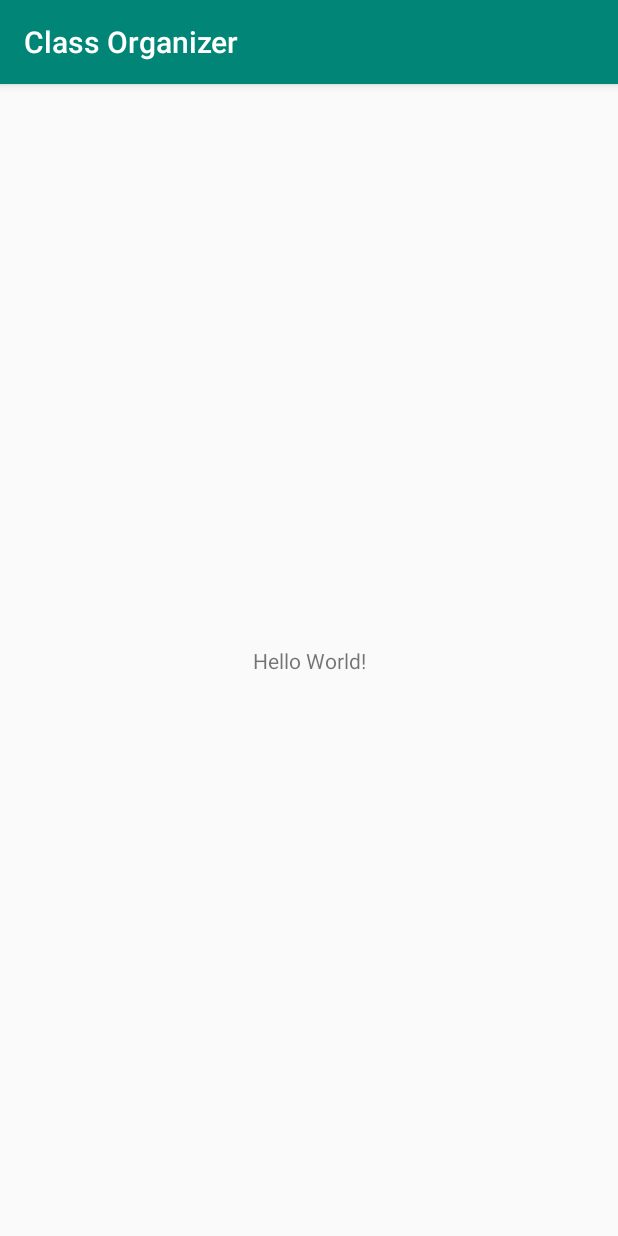
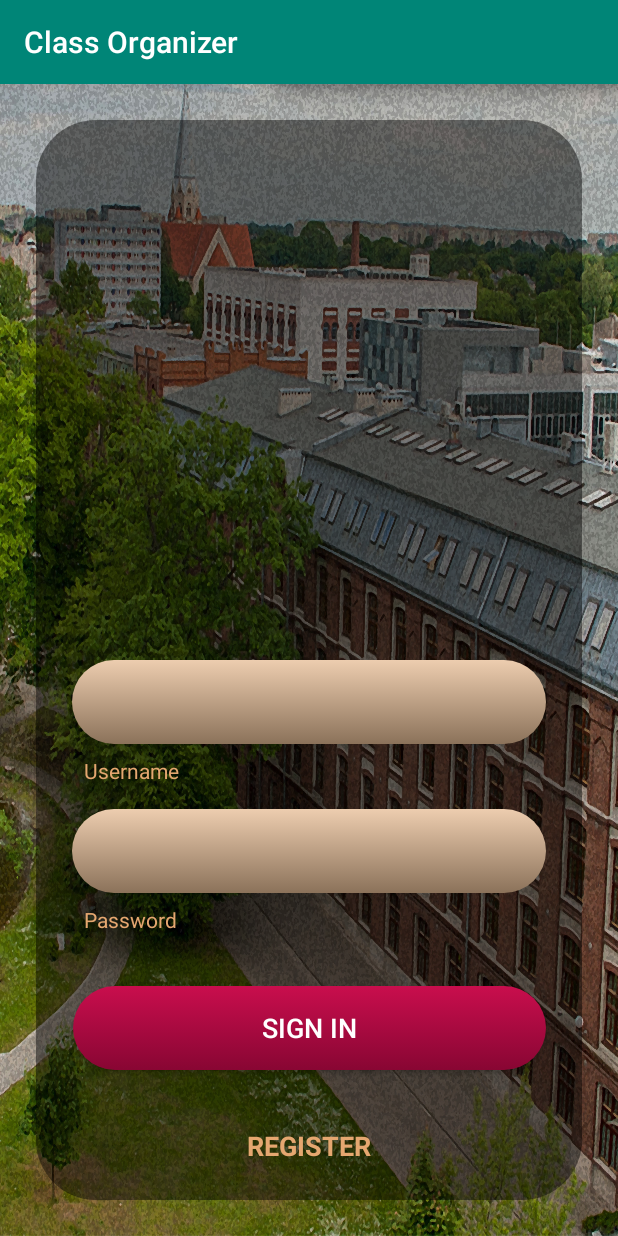
Before and after one commit to tarantula251/class-organizer, an Android app: the screen it shows after launch (MainActivity before the commit, LoginActivity after it), on a phone screen of 412 x 824 dp. Run offline under Robolectric (Android 15) with nearby library versions, the phone set to English and light mode, and no system bars.

Commit message:
Add files for login and register views

```diff
--- a/app/build.gradle
+++ b/app/build.gradle
@@ -26,4 +26,5 @@ dependencies {
     testImplementation 'junit:junit:4.12'
     androidTestImplementation 'androidx.test.ext:junit:1.1.1'
     androidTestImplementation 'androidx.test.espresso:espresso-core:3.2.0'
+    implementation 'pl.droidsonroids.gif:android-gif-drawable:1.2.3'
 }
--- /dev/null
+++ b/app/src/main/java/com/example/classorganizer/LoginActivity.java
@@ -0,0 +1,21 @@
+package com.example.classorganizer;
+
+import androidx.appcompat.app.AppCompatActivity;
+
+import android.content.Intent;
+import android.os.Bundle;
+import android.view.View;
+
+public class LoginActivity extends AppCompatActivity {
+
+    @Override
+    protected void onCreate(Bundle savedInstanceState) {
+        super.onCreate(savedInstanceState);
+        setContentView(R.layout.activity_login);
+    }
+
+    public void showRegister(View view) {
+        Intent intent = new Intent(this, RegisterActivity.class);
+        startActivity(intent);
+    }
+}
--- a/app/src/main/java/com/example/classorganizer/MainActivity.java
+++ /dev/null
@@ -1,14 +0,0 @@
-package com.example.classorganizer;
-
-import androidx.appcompat.app.AppCompatActivity;
-
-import android.os.Bundle;
-
-public class MainActivity extends AppCompatActivity {
-
-    @Override
-    protected void onCreate(Bundle savedInstanceState) {
-        super.onCreate(savedInstanceState);
-        setContentView(R.layout.activity_main);
-    }
-}
--- /dev/null
+++ b/app/src/main/res/drawable/input_field.xml
@@ -0,0 +1,10 @@
+<?xml version="1.0" encoding="utf-8"?>
+<selector xmlns:android="http://schemas.android.com/apk/res/android">
+    <item>
+        <shape android:shape="rectangle">
+            <corners android:radius="60px"></corners>
+            <size android:height="0.35in" android:width="2.5in"/>
+            <gradient android:startColor="#8B725A" android:angle="90" android:endColor="#EDCDAF"/>
+        </shape>
+    </item>
+</selector>
--- /dev/null
+++ b/app/src/main/res/drawable/shadow_box.xml
@@ -0,0 +1,9 @@
+<?xml version="1.0" encoding="utf-8"?>
+<selector xmlns:android="http://schemas.android.com/apk/res/android">
+    <item>
+        <shape android:shape="rectangle">
+            <solid android:color="#73000000"></solid>
+            <corners android:radius="60px"></corners>
+        </shape>
+    </item>
+</selector>
--- /dev/null
+++ b/app/src/main/res/drawable/submit_button.xml
@@ -0,0 +1,10 @@
+<?xml version="1.0" encoding="utf-8"?>
+<selector xmlns:android="http://schemas.android.com/apk/res/android">
+    <item>
+        <shape android:shape="rectangle">
+            <corners android:radius="60px"></corners>
+            <size android:height="0.35in" android:width="2in"/>
+            <gradient android:startColor="#880633" android:angle="90" android:endColor="#C90E4D"/>
+        </shape>
+    </item>
+</selector>
--- /dev/null
+++ b/app/src/main/res/layout/activity_login.xml
@@ -0,0 +1,134 @@
+<?xml version="1.0" encoding="utf-8"?>
+<androidx.constraintlayout.widget.ConstraintLayout xmlns:android="http://schemas.android.com/apk/res/android"
+    xmlns:app="http://schemas.android.com/apk/res-auto"
+    xmlns:tools="http://schemas.android.com/tools"
+    android:id="@+id/loginContent"
+    android:layout_width="match_parent"
+    android:layout_height="match_parent"
+    android:background="@drawable/login_background_image"
+    android:src="@drawable/login_background_image"
+    tools:context=".LoginActivity">
+
+    <androidx.constraintlayout.widget.ConstraintLayout
+        android:id="@+id/linearLayout"
+        android:layout_width="0dp"
+        android:layout_height="0dp"
+        android:layout_marginStart="24dp"
+        android:layout_marginTop="24dp"
+        android:layout_marginEnd="24dp"
+        android:layout_marginBottom="24dp"
+        android:background="@drawable/shadow_box"
+        android:gravity="bottom|center"
+        app:layout_constraintBottom_toBottomOf="parent"
+        app:layout_constraintEnd_toEndOf="parent"
+        app:layout_constraintHorizontal_bias="0.0"
+        app:layout_constraintStart_toStartOf="parent"
+        app:layout_constraintTop_toTopOf="parent"
+        app:layout_constraintVertical_bias="0.0">
+
+        <Space
+            android:id="@+id/space"
+            android:layout_width="wrap_content"
+            android:layout_height="wrap_content"
+            android:gravity="top|center_vertical"
+            app:layout_constraintBottom_toBottomOf="parent"
+            app:layout_constraintEnd_toEndOf="parent"
+            app:layout_constraintStart_toStartOf="parent"
+            app:layout_constraintTop_toTopOf="parent" />
+
+        <EditText
+            android:id="@+id/email_input"
+            android:layout_width="0dp"
+            android:layout_height="wrap_content"
+            android:layout_marginStart="24dp"
+            android:layout_marginEnd="24dp"
+            android:background="@drawable/input_field"
+            android:ems="10"
+            android:inputType="textEmailAddress"
+            android:paddingLeft="15px"
+            android:paddingRight="15px"
+            android:textColor="#ffff"
+            app:layout_constraintEnd_toEndOf="parent"
+            app:layout_constraintHorizontal_bias="0.0"
+            app:layout_constraintStart_toStartOf="parent"
+            app:layout_constraintTop_toBottomOf="@+id/space" />
+
+        <TextView
+            android:id="@+id/username_label"
+            android:layout_width="wrap_content"
+            android:layout_height="wrap_content"
+            android:layout_marginStart="32dp"
+            android:layout_marginTop="8dp"
+            android:text="@string/username_label"
+            android:textAlignment="viewStart"
+            android:textColor="@color/loginLblColor"
+            android:textSize="14sp"
+            app:layout_constraintStart_toStartOf="parent"
+            app:layout_constraintTop_toBottomOf="@+id/email_input" />
+
+        <EditText
+            android:id="@+id/password_input"
+            android:layout_width="0dp"
+            android:layout_height="wrap_content"
+            android:layout_marginStart="24dp"
+            android:layout_marginTop="16dp"
+            android:layout_marginEnd="24dp"
+            android:background="@drawable/input_field"
+            android:ems="10"
+            android:inputType="textPassword"
+            android:paddingLeft="15px"
+            android:paddingRight="15px"
+            android:textColor="#ffff"
+            app:layout_constraintEnd_toEndOf="parent"
+            app:layout_constraintHorizontal_bias="0.0"
+            app:layout_constraintStart_toStartOf="parent"
+            app:layout_constraintTop_toBottomOf="@+id/username_label" />
+
+        <TextView
+            android:id="@+id/password_label"
+            android:layout_width="wrap_content"
+            android:layout_height="wrap_content"
+            android:layout_marginStart="32dp"
+            android:layout_marginTop="8dp"
+            android:text="@string/password_label"
+            android:textColor="@color/loginLblColor"
+            android:textSize="14sp"
+            app:layout_constraintStart_toStartOf="parent"
+            app:layout_constraintTop_toBottomOf="@+id/password_input" />
+
+        <Button
+            android:id="@+id/signin_button"
+            android:layout_width="315dp"
+            android:layout_height="wrap_content"
+            android:layout_marginStart="24dp"
+            android:layout_marginTop="24dp"
+            android:layout_marginEnd="24dp"
+            android:background="@drawable/submit_button"
+            android:text="@string/sign_in_label"
+            android:textColor="#ffff"
+            android:textSize="18sp"
+            app:layout_constraintBottom_toTopOf="@+id/register_label"
+            app:layout_constraintEnd_toEndOf="parent"
+            app:layout_constraintStart_toStartOf="parent"
+            app:layout_constraintTop_toBottomOf="@+id/password_input" />
+
+        <TextView
+            android:id="@+id/register_label"
+            android:layout_width="0dp"
+            android:layout_height="wrap_content"
+            android:layout_marginStart="24dp"
+            android:layout_marginEnd="24dp"
+            android:layout_marginBottom="24dp"
+            android:onClick="showRegister"
+            android:text="@string/register_label"
+            android:textAlignment="center"
+            android:textColor="@color/loginLblColor"
+            android:textSize="18sp"
+            android:textStyle="bold"
+            app:layout_constraintBottom_toBottomOf="parent"
+            app:layout_constraintEnd_toEndOf="parent"
+            app:layout_constraintStart_toStartOf="parent" />
+
+    </androidx.constraintlayout.widget.ConstraintLayout>
+
+</androidx.constraintlayout.widget.ConstraintLayout>
--- a/app/src/main/res/layout/activity_main.xml
+++ b/app/src/main/res/layout/activity_menu.xml
@@ -4,15 +4,15 @@
     xmlns:tools="http://schemas.android.com/tools"
     android:layout_width="match_parent"
     android:layout_height="match_parent"
-    tools:context=".MainActivity">
+    tools:context=".MenuActivity">
 
     <TextView
+        android:id="@+id/textView"
         android:layout_width="wrap_content"
         android:layout_height="wrap_content"
-        android:text="Hello World!"
-        app:layout_constraintBottom_toBottomOf="parent"
-        app:layout_constraintLeft_toLeftOf="parent"
-        app:layout_constraintRight_toRightOf="parent"
+        android:layout_marginTop="16dp"
+        android:text="TextView"
+        app:layout_constraintEnd_toEndOf="parent"
+        app:layout_constraintStart_toStartOf="parent"
         app:layout_constraintTop_toTopOf="parent" />
-
 </androidx.constraintlayout.widget.ConstraintLayout>
--- a/app/src/main/res/values/colors.xml
+++ b/app/src/main/res/values/colors.xml
@@ -3,4 +3,7 @@
     <color name="colorPrimary">#008577</color>
     <color name="colorPrimaryDark">#00574B</color>
     <color name="colorAccent">#D81B60</color>
+    <color name="loginLblColor">#E5A770</color>
+    <color name="labelColor">#E5A770</color>
+    <color name="transparent_color">#00000000</color>
 </resources>
--- a/app/src/main/res/values/strings.xml
+++ b/app/src/main/res/values/strings.xml
@@ -1,3 +1,19 @@
 <resources>
     <string name="app_name">Class Organizer</string>
+    <string name="edit_message">Enter a message</string>
+    <string name="button_send">Send</string>
+    <string name="username_label">Username</string>
+    <string name="password_label">Password</string>
+    <string name="sign_in_label">SIGN IN</string>
+    <string name="register_label">REGISTER</string>
+    <string name="login_form">Login form</string>
+    <string name="empty_string" />
+    <string name="name">Name</string>
+    <string name="lastname">Lastname</string>
+    <string name="email_address">E-mail address</string>
+    <string name="register_modal_success">Thank you! Your registration has been successfully processed!</string>
+    <string name="success">Success</string>
+    <string name="error">Error</string>
+    <string name="register_modal_error">Oops... Something went wrong. Check your Internet connection and try again.</string>
+    <string name="close">CLOSE</string>
 </resources>
--- a/app/src/main/res/values/styles.xml
+++ b/app/src/main/res/values/styles.xml
@@ -6,6 +6,32 @@
         <item name="colorPrimary">@color/colorPrimary</item>
         <item name="colorPrimaryDark">@color/colorPrimaryDark</item>
         <item name="colorAccent">@color/colorAccent</item>
+        <item name="buttonStyle">@style/buttonStyle</item>
+    </style>
+
+    <style name="modalStyle" parent="Theme.AppCompat.Light.Dialog.Alert">
+        <item name="android:textColorPrimary">#FFFFFF</item>
+        <item name="android:background">@drawable/popup_background</item>
+        <item name="android:textAlignment">center</item>
+        <item name="android:windowTitleStyle">@style/modalTitleStyle</item>
+        <item name="android:buttonStyle">@style/buttonStyle</item>
+        <item name="android:windowBackground">@color/transparent_color</item>
+        <item name="android:gravity">top|center</item>
+        <item name="android:useDefaultMargins">true</item>
+    </style>
+
+    <style name="modalTitleStyle">
+        <item name="android:textColor">#FFFFFF</item>
+        <item name="android:textAppearance">@style/TextAppearance.AppCompat.Title</item>
+        <item name="android:textSize">30sp</item>
+        <item name="android:height">200px</item>
+    </style>
+
+    <style name="buttonStyle" parent="Base.Widget.AppCompat.Button">
+        <item name="android:textColor">#FFFFFF</item>
+        <item name="android:background">@drawable/submit_button</item>
+        <item name="android:width">85dp</item>
+        <item name="android:gravity">center</item>
     </style>
 
 </resources>
--- a/build.gradle
+++ b/build.gradle
@@ -7,7 +7,7 @@ buildscript {
 
     }
     dependencies {
-        classpath 'com.android.tools.build:gradle:3.5.1'
+        classpath 'com.android.tools.build:gradle:3.5.3'
 
         // NOTE: Do not place your application dependencies here; they belong
         // in the individual module build.gradle files
```
Also changed, not shown: app/src/main/AndroidManifest.xml (+15 -1 lines), app/src/main/java/com/example/classorganizer/MenuActivity.java (added, +24 -0 lines), app/src/main/java/com/example/classorganizer/RegisterActivity.java (added, +43 -0 lines), app/src/main/res/drawable/popup_background.xml (added, +10 -0 lines), app/src/main/res/layout/activity_register.xml (added, +161 -0 lines), app/src/main/res/drawable/default_background.png (added), app/src/main/res/drawable/login_background_form.png (added), app/src/main/res/drawable/login_background_image.jpg (added).
